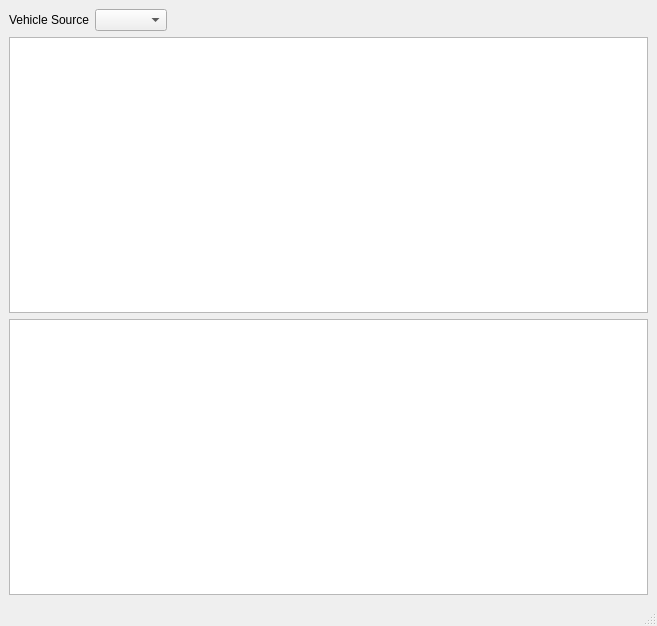
dcg0006/canbus_analyzer, file dataprocwindow.ui: the form before one commit.
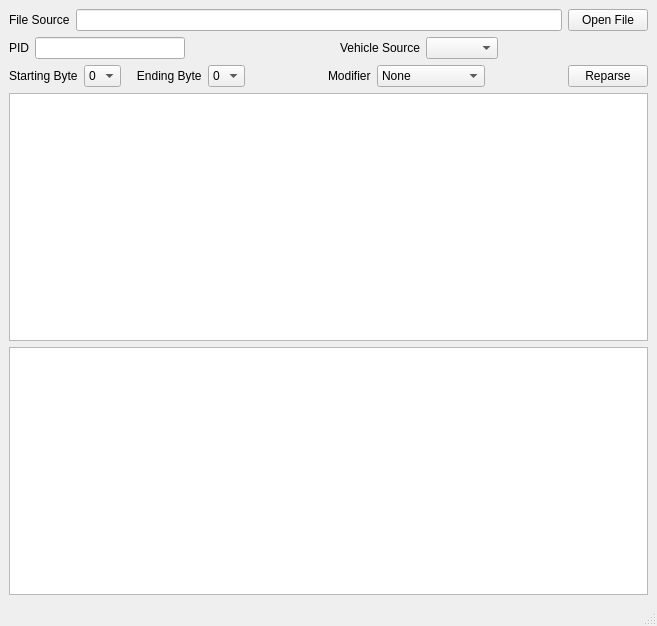
The form after the commit.

Commit message: Data Processing Window (#10)

```diff
--- a/dataprocwindow.ui
+++ b/dataprocwindow.ui
@@ -15,8 +15,60 @@
   </property>
   <widget class="QWidget" name="centralwidget">
    <layout class="QVBoxLayout" name="verticalLayout">
+    <item>
+     <layout class="QHBoxLayout" name="horizontalLayout_2">
+      <item>
+       <widget class="QLabel" name="label_2">
+        <property name="text">
+         <string>File Source</string>
+        </property>
+       </widget>
+      </item>
+      <item>
+       <widget class="QLineEdit" name="lineEditFileSource">
+        <property name="readOnly">
+         <bool>false</bool>
+        </property>
+       </widget>
+      </item>
+      <item>
+       <widget class="QPushButton" name="pushButtonOpen">
+        <property name="text">
+         <string>Open File</string>
+        </property>
+       </widget>
+      </item>
+     </layout>
+    </item>
     <item>
      <layout class="QHBoxLayout" name="horizontalLayout">
+      <item>
+       <widget class="QLabel" name="label_3">
+        <property name="text">
+         <string>PID</string>
+        </property>
+       </widget>
+      </item>
+      <item>
+       <widget class="QLineEdit" name="lineEditPID">
+        <property name="readOnly">
+         <bool>false</bool>
+        </property>
+       </widget>
+      </item>
+      <item>
+       <spacer name="horizontalSpacer_2">
+        <property name="orientation">
+         <enum>Qt::Horizontal</enum>
+        </property>
+        <property name="sizeHint" stdset="0">
+         <size>
+          <width>40</width>
+          <height>20</height>
+         </size>
+        </property>
+       </spacer>
+      </item>
       <item>
        <widget class="QLabel" name="label">
         <property name="text">
@@ -43,7 +95,182 @@
      </layout>
     </item>
     <item>
-     <widget class="QTextBrowser" name="textBrowser"/>
+     <layout class="QHBoxLayout" name="horizontalLayout_3">
+      <item>
+       <widget class="QLabel" name="label_4">
+        <property name="text">
+         <string>Starting Byte</string>
+        </property>
+       </widget>
+      </item>
+      <item>
+       <widget class="QComboBox" name="comboBoxStartByte">
+        <item>
+         <property name="text">
+          <string>0</string>
+         </property>
+        </item>
+        <item>
+         <property name="text">
+          <string>1</string>
+         </property>
+        </item>
+        <item>
+         <property name="text">
+          <string>2</string>
+         </property>
+        </item>
+        <item>
+         <property name="text">
+          <string>3</string>
+         </property>
+        </item>
+        <item>
+         <property name="text">
+          <string>4</string>
+         </property>
+        </item>
+        <item>
+         <property name="text">
+          <string>5</string>
+         </property>
+        </item>
+        <item>
+         <property name="text">
+          <string>6</string>
+         </property>
+        </item>
+        <item>
+         <property name="text">
+          <string>7</string>
+         </property>
+        </item>
+       </widget>
+      </item>
+      <item>
+       <widget class="QLabel" name="label_5">
+        <property name="text">
+         <string>   Ending Byte</string>
+        </property>
+       </widget>
+      </item>
+      <item>
+       <widget class="QComboBox" name="comboBoxEndByte">
+        <item>
+         <property name="text">
+          <string>0</string>
+         </property>
+        </item>
+        <item>
+         <property name="text">
+          <string>1</string>
+         </property>
+        </item>
+        <item>
+         <property name="text">
+          <string>2</string>
+         </property>
+        </item>
+        <item>
+         <property name="text">
+          <string>3</string>
+         </property>
+        </item>
+        <item>
+         <property name="text">
+          <string>4</string>
+         </property>
+        </item>
+        <item>
+         <property name="text">
+          <string>5</string>
+         </property>
+        </item>
+        <item>
+         <property name="text">
+          <string>6</string>
+         </property>
+        </item>
+        <item>
+         <property name="text">
+          <string>7</string>
+         </property>
+        </item>
+       </widget>
+      </item>
+      <item>
+       <spacer name="horizontalSpacer_3">
+        <property name="orientation">
+         <enum>Qt::Horizontal</enum>
+        </property>
+        <property name="sizeHint" stdset="0">
+         <size>
+          <width>40</width>
+          <height>20</height>
+         </size>
+        </property>
+       </spacer>
+      </item>
+      <item>
+       <widget class="QLabel" name="label_6">
+        <property name="text">
+         <string>Modifier</string>
+        </property>
+       </widget>
+      </item>
+      <item>
+       <widget class="QComboBox" name="comboBoxModifier">
+        <item>
+         <property name="text">
+          <string>None</string>
+         </property>
+        </item>
+        <item>
+         <property name="text">
+          <string>/4</string>
+         </property>
+        </item>
+        <item>
+         <property name="text">
+          <string>/100</string>
+         </property>
+        </item>
+        <item>
+         <property name="text">
+          <string>-10000</string>
+         </property>
+        </item>
+        <item>
+         <property name="text">
+          <string>-10000 to mph</string>
+         </property>
+        </item>
+       </widget>
+      </item>
+      <item>
+       <spacer name="horizontalSpacer_4">
+        <property name="orientation">
+         <enum>Qt::Horizontal</enum>
+        </property>
+        <property name="sizeHint" stdset="0">
+         <size>
+          <width>40</width>
+          <height>20</height>
+         </size>
+        </property>
+       </spacer>
+      </item>
+      <item>
+       <widget class="QPushButton" name="pushButtonReparse">
+        <property name="text">
+         <string>Reparse</string>
+        </property>
+       </widget>
+      </item>
+     </layout>
+    </item>
+    <item>
+     <widget class="QTextEdit" name="textEdit"/>
     </item>
     <item>
      <widget class="QGraphicsView" name="graphicsView"/>
```
The commit also changes 6 other files.
